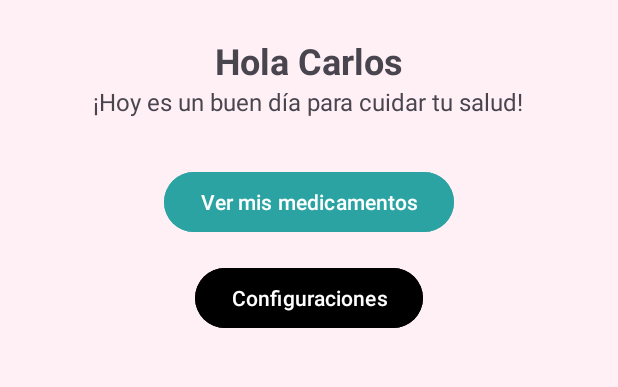
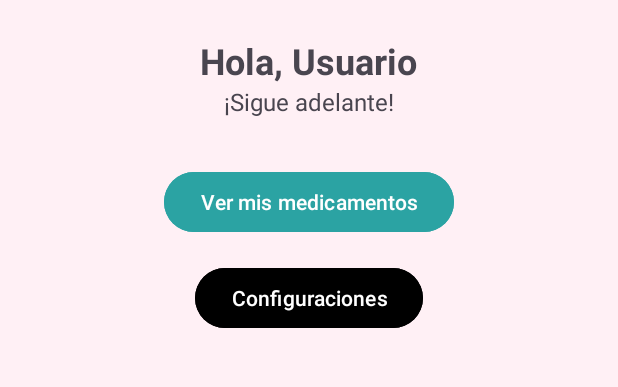
Before and after one commit to sebas0524/LAB5_20206438, an Android app: the screen it shows after launch (MainActivity), on a phone screen of 412 x 824 dp, the part 601-988 px from its top. Run offline under Robolectric (Android 15) with nearby library versions, the phone set to English and light mode, and no system bars.

Commit message:
falta mejorar vistas

```diff
--- a/app/src/main/java/com/example/lab5_20206438/ConfiguracionesActivity.java
+++ b/app/src/main/java/com/example/lab5_20206438/ConfiguracionesActivity.java
@@ -33,15 +33,20 @@ public class ConfiguracionesActivity extends AppCompatActivity {
         SharedPreferences prefs = getSharedPreferences("MisPrefs", MODE_PRIVATE);
         etNombre.setText(prefs.getString("nombre", ""));
         etMensaje.setText(prefs.getString("mensaje", ""));
-        String frecuenciaGuardada = prefs.getString("frecuencia", "8");
-        int idx = adapter.getPosition(frecuenciaGuardada);
+        //String frecuenciaGuardada = prefs.getString("frecuencia", "8");
+        //int idx = adapter.getPosition(frecuenciaGuardada);
+        //spFrecuencia.setSelection(idx);
+        int frecuenciaGuardada = prefs.getInt("frecuencia", 8);
+        int idx = adapter.getPosition(String.valueOf(frecuenciaGuardada));
         spFrecuencia.setSelection(idx);
+
 
         btnGuardar.setOnClickListener(v -> {
             SharedPreferences.Editor editor = prefs.edit();
             editor.putString("nombre", etNombre.getText().toString());
             editor.putString("mensaje", etMensaje.getText().toString());
-            editor.putString("frecuencia", spFrecuencia.getSelectedItem().toString());
+            //editor.putString("frecuencia", spFrecuencia.getSelectedItem().toString());
+            editor.putInt("frecuencia", Integer.parseInt(spFrecuencia.getSelectedItem().toString()));
             editor.apply();
             Toast.makeText(this, "Configuración guardada", Toast.LENGTH_SHORT).show();
             finish();
--- a/app/src/main/java/com/example/lab5_20206438/ListadoMedicamentosActivity.java
+++ b/app/src/main/java/com/example/lab5_20206438/ListadoMedicamentosActivity.java
@@ -25,7 +25,7 @@ public class ListadoMedicamentosActivity extends AppCompatActivity {
         recyclerView.setLayoutManager(new LinearLayoutManager(this));
 
         lista = SharedPrefManager.cargarLista(this);
-        adapter = new MedicamentoAdapter(lista);
+        adapter = new MedicamentoAdapter(this,lista);
         recyclerView.setAdapter(adapter);
 
         Button btnAgregar = findViewById(R.id.btnAgregar);
--- a/app/src/main/java/com/example/lab5_20206438/MainActivity.java
+++ b/app/src/main/java/com/example/lab5_20206438/MainActivity.java
@@ -30,6 +30,8 @@ public class MainActivity extends AppCompatActivity {
         super.onCreate(savedInstanceState);
         setContentView(R.layout.activity_main);
 
+        cargarConfiguraciones();
+
         ivProfile = findViewById(R.id.ivProfile);
         tvSaludo = findViewById(R.id.tvSaludo);
         tvMensaje = findViewById(R.id.tvMensaje);
@@ -38,6 +40,10 @@ public class MainActivity extends AppCompatActivity {
         Button btnConfig = findViewById(R.id.btnConfiguraciones);
 
         SharedPreferences prefs = getSharedPreferences("MisPrefs", MODE_PRIVATE);
+        int frecuencia = prefs.getInt("frecuencia", 8); // default cada 8h
+        AlarmasUtils.programarAlarmaMedicamentos(this, frecuencia);
+
+        AlarmasUtils.programarAlarmaMotivacional(this); // una vez al día a las 9am
         String nombre = prefs.getString("nombre", "Carlos");
         String mensaje = prefs.getString("mensaje", "¡Hoy es un buen día para cuidar tu salud!");
 
@@ -74,4 +80,66 @@ public class MainActivity extends AppCompatActivity {
             }
         }
     }
+
+    @Override
+    protected void onResume() {
+        super.onResume();
+        cargarConfiguraciones(); // 👈 este método actualiza los datos mostrados
+    }
+
+    /*private void cargarConfiguraciones() {
+        SharedPreferences prefs = getSharedPreferences("MisPrefs", MODE_PRIVATE);
+        String nombre = prefs.getString("nombre", "Usuario");
+        String mensaje = prefs.getString("mensaje", "¡Sigue adelante!");
+        int frecuencia;
+        try {
+            frecuencia = prefs.getInt("frecuencia", 8);
+        } catch (ClassCastException e) {
+            // Si fue guardado como String antes, intenta recuperarlo así
+            String freqStr = prefs.getString("frecuencia", "8");
+            frecuencia = Integer.parseInt(freqStr);
+
+            // Corregimos el valor en preferencias para evitar errores en el futuro
+            SharedPreferences.Editor editor = prefs.edit();
+            editor.putInt("frecuencia", frecuencia);
+            editor.apply();
+        }
+
+        TextView tvNombre = findViewById(R.id.tvNombre);
+        TextView tvMensaje = findViewById(R.id.tvMensaje);
+        TextView tvFrecuencia = findViewById(R.id.tvFrecuencia);
+
+        tvNombre.setText("Hola, " + nombre);
+        tvMensaje.setText(mensaje);
+        tvFrecuencia.setText("Cada " + frecuencia + " horas");
+
+        // Reprogramar alarma si quieres aquí también
+        AlarmasUtils.programarAlarmaMedicamentos(this, frecuencia);
+        AlarmasUtils.programarAlarmaMotivacional(this);
+    }*/
+    private void cargarConfiguraciones() {
+        SharedPreferences prefs = getSharedPreferences("MisPrefs", MODE_PRIVATE);
+        String nombre = prefs.getString("nombre", "Usuario");
+        String mensaje = prefs.getString("mensaje", "¡Sigue adelante!");
+        int frecuencia;
+        try {
+            frecuencia = prefs.getInt("frecuencia", 8);
+        } catch (ClassCastException e) {
+            String freqStr = prefs.getString("frecuencia", "8");
+            frecuencia = Integer.parseInt(freqStr);
+            prefs.edit().putInt("frecuencia", frecuencia).apply();
+        }
+
+        if (tvSaludo != null) tvSaludo.setText("Hola, " + nombre);
+        if (tvMensaje != null) tvMensaje.setText(mensaje);
+
+        TextView tvFrecuencia = findViewById(R.id.tvFrecuencia);
+        if (tvFrecuencia != null) tvFrecuencia.setText("Cada " + frecuencia + " horas");
+
+        AlarmasUtils.programarAlarmaMedicamentos(this, frecuencia);
+        AlarmasUtils.programarAlarmaMotivacional(this);
+    }
+
+
+
 }
```
